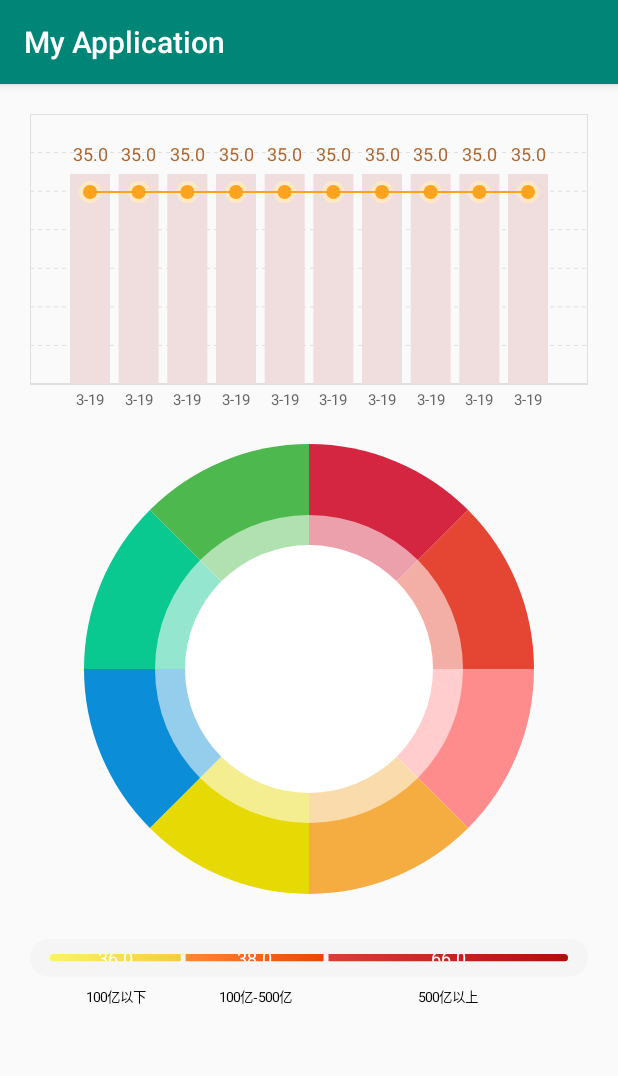
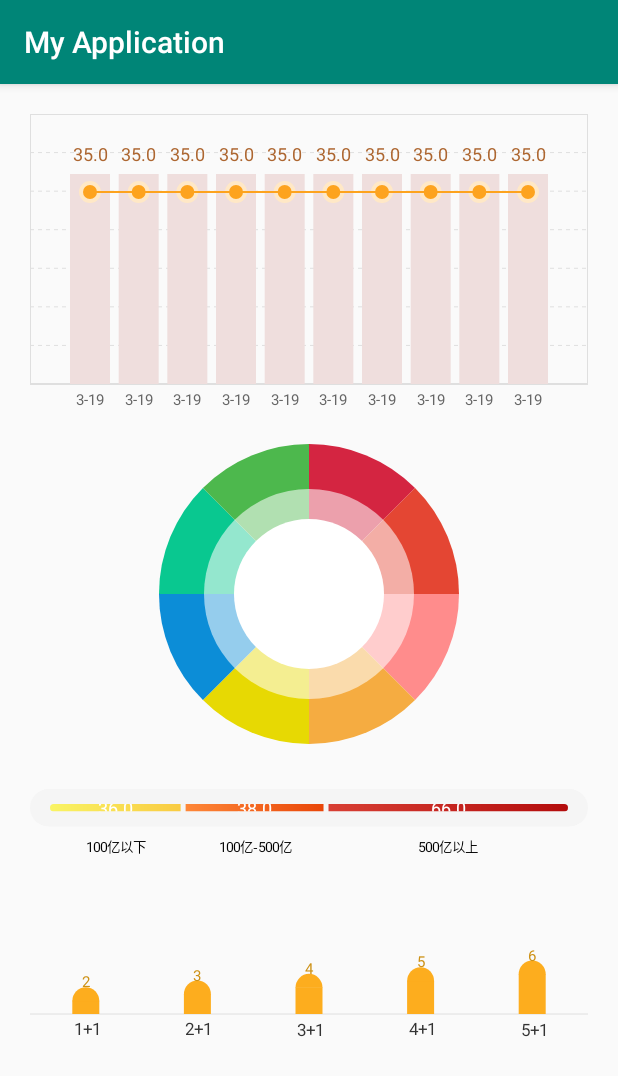
Before and after one commit to WinWang/customView, an Android app: the BarLineActivity screen opened directly, with no data from a screen before it, on a phone screen of 412 x 824 dp. Shown: the top 1076 px of the screen. Run offline under Robolectric (Android 15) with nearby library versions, the light colour scheme and no system bars.

Commit message:
提交圆角矩形柱状图代码

```diff
--- a/app/src/main/java/com/winwang/myapplication/activity/BarLineActivity.kt
+++ b/app/src/main/java/com/winwang/myapplication/activity/BarLineActivity.kt
@@ -4,6 +4,7 @@ import android.os.Bundle
 import androidx.appcompat.app.AppCompatActivity
 import com.winwang.myapplication.R
 import com.winwang.myapplication.bean.BarLineBean
+import com.winwang.myapplication.bean.EvaluteBarchartBean
 import com.winwang.myapplication.bean.PieBlockBean
 import com.winwang.myapplication.bean.StockSectionBean
 import kotlinx.android.synthetic.main.activity_bar_line.*
@@ -40,8 +41,24 @@ class BarLineActivity : AppCompatActivity() {
         }
         pieChart.setChartData(list)
 
+        /**
+         * 设置分段图标数据
+         */
         val stockSectionBean = StockSectionBean(36f, 38f, 66f, "100亿以下", "100亿-500亿", "500亿以上")
         sectionView.setSectionData(stockSectionBean)
 
+
+        /**
+         * 设置圆角柱状图数据
+         */
+
+        val barList = ArrayList<EvaluteBarchartBean>()
+        (1..5).forEach {
+            val evaluteBarchartBean = EvaluteBarchartBean(it+1, "$it+1")
+            barList.add(evaluteBarchartBean)
+        }
+        roundBarChart.setChartData(barList)
+
+
     }
 }
--- /dev/null
+++ b/app/src/main/java/com/winwang/myapplication/bean/EvaluteBarchartBean.kt
@@ -0,0 +1,10 @@
+package com.winwang.myapplication.bean
+
+/**
+ *Created by WinWang on 2021/3/26
+ *Description->
+ */
+data class EvaluteBarchartBean(
+        var value: Int,
+        var desc: String
+)
--- a/app/src/main/java/com/winwang/myapplication/utils/DrawHelper.kt
+++ b/app/src/main/java/com/winwang/myapplication/utils/DrawHelper.kt
@@ -16,7 +16,7 @@ import android.view.View
  * @param title     文字内容
  * @param paint     画笔
  */
-fun View.drawCenterText(
+fun View.drawCenterTextXY(
         canvas: Canvas?,
         left: Float,
         top: Float,
@@ -34,18 +34,38 @@ fun View.drawCenterText(
 }
 
 
-fun View.drawCenterText(canvas: Canvas?,
-                        valusText: String,
-                        x: Float,
-                        y: Float,
-                        paint: Paint
+/**
+ * xy方向都依据绘制点居中
+ */
+fun View.drawCenterTextXY(canvas: Canvas?,
+                          valusText: String,
+                          x: Float,
+                          y: Float,
+                          paint: Paint
 ) {
 
     val bounds = Rect()
     paint.getTextBounds(valusText, 0, valusText.length, bounds)
-    val offSetX = (bounds.right - bounds.left) / 2.toFloat()
-    val offSetY = (bounds.bottom - bounds.top) / 2.toFloat()
+    val offSetX = (bounds.right - bounds.left) / 2f
+    val offSetY = (bounds.bottom - bounds.top) / 2f
     canvas?.drawText(valusText, x - offSetX, y + offSetY, paint)
 
 
 }
+
+/**
+ * 只是针对X轴方向的居中绘制
+ */
+fun View.drawCenterTextX(canvas: Canvas?,
+                         valusText: String,
+                         x: Float,
+                         y: Float,
+                         paint: Paint
+) {
+    val bounds = Rect()
+    paint.getTextBounds(valusText, 0, valusText.length, bounds)
+    val offSetX = (bounds.right - bounds.left) / 2f
+    canvas?.drawText(valusText, x - offSetX, y, paint)
+
+
+}
--- a/app/src/main/java/com/winwang/myapplication/view/BarLineChart.kt
+++ b/app/src/main/java/com/winwang/myapplication/view/BarLineChart.kt
@@ -7,7 +7,7 @@ import android.view.View
 import androidx.core.content.ContextCompat
 import com.winwang.myapplication.R
 import com.winwang.myapplication.bean.BarLineBean
-import com.winwang.myapplication.utils.drawCenterText
+import com.winwang.myapplication.utils.drawCenterTextXY
 import kotlin.math.roundToInt
 
 
@@ -148,9 +148,9 @@ class BarLineChart @JvmOverloads constructor(
                 //绘制柱子
                 canvas.drawLine(leftAndRightPadding + hGap * index, mChartHeight.toFloat(), leftAndRightPadding + hGap * index, mChartHeight - gap * it.barValue, barPaint)
                 //绘制底部的文字
-                drawCenterText(canvas, it.time, leftAndRightPadding + hGap * index, mChartHeight.toFloat() + 15, textAxisPaint)
+                drawCenterTextXY(canvas, it.time, leftAndRightPadding + hGap * index, mChartHeight.toFloat() + 15, textAxisPaint)
                 //绘制柱状图的数字
-                drawCenterText(canvas, it.barValue.toString(), leftAndRightPadding + hGap * index, mChartHeight - gap * it.barValue - 20, textBarPaint)
+                drawCenterTextXY(canvas, it.barValue.toString(), leftAndRightPadding + hGap * index, mChartHeight - gap * it.barValue - 20, textBarPaint)
                 //绘制折线的圆点
                 circlePaint.color = colorCircle
                 canvas.drawCircle(leftAndRightPadding + hGap * index, mChartHeight - gap * it.lineValue, mCircleRadiusOut, circlePaint)
--- /dev/null
+++ b/app/src/main/java/com/winwang/myapplication/view/RoundBarChartView.kt
@@ -0,0 +1,130 @@
+package com.winwang.myapplication.view
+
+import android.content.Context
+import android.graphics.Canvas
+import android.graphics.Paint
+import android.graphics.RectF
+import android.util.AttributeSet
+import android.view.View
+import androidx.core.content.ContextCompat
+import com.winwang.myapplication.R
+import com.winwang.myapplication.bean.EvaluteBarchartBean
+import com.winwang.myapplication.utils.drawCenterTextX
+import com.winwang.myapplication.utils.drawCenterTextXY
+
+/**
+ *Created by WinWang on 2021/3/26
+ *Description->
+ */
+class RoundBarChartView @JvmOverloads constructor(
+        context: Context, attrs: AttributeSet? = null, defStyleAttr: Int = 0
+) : View(context, attrs, defStyleAttr) {
+
+    private var mWidth = 0f
+    private var mHeight = 0f
+    private val paintBar = Paint(Paint.ANTI_ALIAS_FLAG)  //柱状图画笔
+    private val paintText = Paint(Paint.ANTI_ALIAS_FLAG) //文字画笔
+    private val paintLine = Paint(Paint.ANTI_ALIAS_FLAG) //线条画笔
+    private lateinit var chartData: List<EvaluteBarchartBean>
+    private var barWidth = 20f //柱状图宽度
+    private var lineWidth = 2f //线条的宽度
+    private var barColor = 0 //柱状图颜色
+    private var barTextColor = 0 //柱状图文字颜色
+    private var barLineColor = 0 //柱状图线条颜色
+    private var barAxisTextColor = 0 //柱状图坐标轴颜色
+    private var barTextSize = 15f //柱状图文字大小
+    private var axisTextSize = 15f //坐标轴文字大小
+    private var bottomHeight = 30f; //底部文字的高度
+    private var topGap = 80f
+    private var barMaxValue = 0 //柱状图最大值
+
+    init {
+        initView(context, attrs)
+
+        //初始化柱状图画笔
+        paintBar.style = Paint.Style.FILL
+        paintBar.color = barColor
+        paintBar.textSize = barTextSize
+
+        //初始化线条画笔
+        paintLine.style = Paint.Style.STROKE
+        paintLine.color = barLineColor
+
+        //初始化文字画笔
+        paintText.color = barTextColor
+        paintText.textSize = barTextSize
+
+    }
+
+    private fun initView(context: Context, attrs: AttributeSet?) {
+        val obtainStyledAttributes = context.obtainStyledAttributes(attrs, R.styleable.RoundBarChartView)
+        barColor = obtainStyledAttributes.getColor(R.styleable.RoundBarChartView_roundBarColor, ContextCompat.getColor(context, R.color.COLOR_FDAD1E))
+        barTextColor = obtainStyledAttributes.getColor(R.styleable.RoundBarChartView_roundBarTextColor, ContextCompat.getColor(context, R.color.COLOR_CD9115))
+        barLineColor = obtainStyledAttributes.getColor(R.styleable.RoundBarChartView_roundBarlineColor, ContextCompat.getColor(context, R.color.BLACK))
+        barAxisTextColor = obtainStyledAttributes.getColor(R.styleable.RoundBarChartView_roundBarAxisTextColor, ContextCompat.getColor(context, R.color.BLACK))
+        barTextSize = obtainStyledAttributes.getDimension(R.styleable.RoundBarChartView_roundBarTextSize, 15f)
+        axisTextSize = obtainStyledAttributes.getDimension(R.styleable.RoundBarChartView_roundBarAxisTextSize, 15f)
+        bottomHeight = obtainStyledAttributes.getDimension(R.styleable.RoundBarChartView_roundBottomHeight, 30f)
+        barWidth = obtainStyledAttributes.getDimension(R.styleable.RoundBarChartView_roundBarWidth, 30f)
+        obtainStyledAttributes.recycle()
+    }
+
+    override fun onMeasure(widthMeasureSpec: Int, heightMeasureSpec: Int) {
+        super.onMeasure(widthMeasureSpec, heightMeasureSpec)
+        mWidth = MeasureSpec.getSize(widthMeasureSpec).toFloat()
+        mHeight = MeasureSpec.getSize(heightMeasureSpec).toFloat()
+    }
+
+    /**
+     * 设置表格数据
+     */
+    fun setChartData(data: List<EvaluteBarchartBean>) {
+        chartData = data
+        if (data.isNotEmpty()) {
+            data.forEach {
+                barMaxValue = barMaxValue.coerceAtLeast(it.value)
+            }
+        }
+    }
+
+    override fun onDraw(canvas: Canvas?) {
+        super.onDraw(canvas)
+        canvas?.run {
+            drawChart(this)
+        }
+    }
+
+    private fun drawChart(canvas: Canvas) {
+        if (chartData.isNotEmpty()) {
+            val hGap = width.toFloat() / chartData.size   //横向的间隔
+            //绘制底部横线
+            var startX = hGap / 2   //起始点X
+            var startY = height - bottomHeight  //起始点Y
+            //绘制底部横线
+            canvas.drawLine(0f, startY, width.toFloat(), startY, paintLine)
+            //Y轴的均分数据
+            val percentValue = (startY - topGap) / barMaxValue
+            chartData.forEachIndexed { index, evaluteBarchartBean ->
+                val xPosition = startX + index * hGap
+                val stopY = startY - evaluteBarchartBean.value * percentValue
+                val rectF = RectF(xPosition - barWidth / 2, startY, xPosition + barWidth / 2, stopY)
+                //绘制柱子
+                canvas.drawRect(rectF, paintBar)
+                //绘制半圆帽子
+                val rectFRound = RectF(xPosition - barWidth / 2, stopY - barWidth / 2, xPosition + barWidth / 2, stopY + barWidth / 2 + 1)
+                canvas.drawArc(rectFRound, -180f, 180f, true, paintBar)
+
+                //绘制柱状图数据
+                paintText.color = barTextColor
+                paintText.textSize = barTextSize
+                drawCenterTextX(canvas, "${evaluteBarchartBean.value}", xPosition, stopY - barWidth / 2, paintText)
+                //绘制坐标轴文字
+                paintText.color = barAxisTextColor
+                paintText.textSize = axisTextSize
+                drawCenterTextXY(canvas, evaluteBarchartBean.desc, xPosition, startY + bottomHeight / 2, paintText)
+            }
+        }
+    }
+
+
+}
--- a/app/src/main/java/com/winwang/myapplication/view/SectionView.kt
+++ b/app/src/main/java/com/winwang/myapplication/view/SectionView.kt
@@ -7,7 +7,7 @@ import android.view.View
 import androidx.core.content.ContextCompat
 import com.winwang.myapplication.R
 import com.winwang.myapplication.bean.StockSectionBean
-import com.winwang.myapplication.utils.drawCenterText
+import com.winwang.myapplication.utils.drawCenterTextXY
 
 /**
  *Created by WinWang on 2021/3/25
@@ -117,7 +117,7 @@ class SectionView @JvmOverloads constructor(
         val middleHeight = sectionHeight / 2
         val middleHeightBottom = sectionHeight + sectionHeight / 2 //底部描述文字的位置
 //        drawCenterText(canvas, "${it.firstLevel}", middleOne, middleHeight, paintText) //绘制柱子里面的数据1
-        drawCenterText(canvas, it.firstName, middleOne, middleHeightBottom, paintText)
+        drawCenterTextXY(canvas, it.firstName, middleOne, middleHeightBottom, paintText)
 
         //绘制中间
         val rectFTwo = RectF(leftSection + percentOne + gap, topSection, leftSection + percentOne + gap + percentTwo, bottomSection)
@@ -129,7 +129,7 @@ class SectionView @JvmOverloads constructor(
         //绘制文字
         val middleTwo = leftSection + rectFOne.width() + gap + rectFTwo.width() / 2
 //        drawCenterText(canvas, "${it.secondLevel}", middleTwo, middleHeight, paintText) //绘制柱子里面的数据2
-        drawCenterText(canvas, it.secondName, middleTwo, middleHeightBottom, paintText)
+        drawCenterTextXY(canvas, it.secondName, middleTwo, middleHeightBottom, paintText)
 
         //绘制右边
         val rectFThree = RectF(leftSection + percentOne + percentTwo + gap * 2, topSection, leftSection + percentOne + percentTwo + percentThree + gap * 2, bottomSection)
@@ -141,20 +141,20 @@ class SectionView @JvmOverloads constructor(
         //绘制文字
         val middleThree = leftSection + rectFOne.width() + gap * 2 + rectFTwo.width() + rectFThree.width() / 2
 //        drawCenterText(canvas, "${it.thirdLevel}", middleThree, middleHeight, paintText)  //绘制柱子里面的数据3
-        drawCenterText(canvas, it.thirdName, middleThree, middleHeightBottom, paintText)
+        drawCenterTextXY(canvas, it.thirdName, middleThree, middleHeightBottom, paintText)
 
         canvas.clipPath(pathSection) //裁剪
         paintText.color = textInColor  //设置文字颜色
         paintText.textSize = textSize  //设置文字字体大小
         paintSection.shader = linearGradient1
         canvas.drawRect(rectFOne, paintSection)
-        drawCenterText(canvas, "${it.firstLevel}", middleOne, middleHeight, paintText) //绘制柱子里面的数据1
+        drawCenterTextXY(canvas, "${it.firstLevel}", middleOne, middleHeight, paintText) //绘制柱子里面的数据1
         paintSection.shader = linearGradient2
         canvas.drawRect(rectFTwo, paintSection)
-        drawCenterText(canvas, "${it.secondLevel}", middleTwo, middleHeight, paintText) //绘制柱子里面的数据2
+        drawCenterTextXY(canvas, "${it.secondLevel}", middleTwo, middleHeight, paintText) //绘制柱子里面的数据2
         paintSection.shader = linearGradient3
         canvas.drawRect(rectFThree, paintSection)
-        drawCenterText(canvas, "${it.thirdLevel}", middleThree, middleHeight, paintText)  //绘制柱子里面的数据3
+        drawCenterTextXY(canvas, "${it.thirdLevel}", middleThree, middleHeight, paintText)  //绘制柱子里面的数据3
     }
 
 
--- a/app/src/main/res/layout/activity_bar_line.xml
+++ b/app/src/main/res/layout/activity_bar_line.xml
@@ -30,10 +30,9 @@
 
             <com.winwang.myapplication.view.CirclePieView
                 android:id="@+id/pieChart"
-                android:layout_width="300dp"
-                android:layout_height="300dp"
+                android:layout_width="200dp"
+                android:layout_height="200dp"
                 android:layout_gravity="center" />
-
 
             <com.winwang.myapplication.view.SectionView
                 android:id="@+id/sectionView"
@@ -45,6 +44,18 @@
                 app:sectionInTextSize="12dp"
                 app:sectionOutTextSize="9dp" />
 
+            <com.winwang.myapplication.view.RoundBarChartView
+                android:id="@+id/roundBarChart"
+                android:layout_width="match_parent"
+                android:layout_height="100dp"
+                android:layout_marginHorizontal="20dp"
+                android:layout_marginTop="20dp"
+                app:roundBarAxisTextColor="#333"
+                app:roundBarAxisTextSize="11dp"
+                app:roundBarTextSize="10dp"
+                app:roundBarWidth="18dp"
+                app:roundBarlineColor="#dfdfdf" />
+
 
         </LinearLayout>
 
--- a/app/src/main/res/values/attrs.xml
+++ b/app/src/main/res/values/attrs.xml
@@ -77,5 +77,17 @@
         <attr name="gapWidth" format="float" />
     </declare-styleable>
 
+    <!--    自定义圆头柱状图View-->
+    <declare-styleable name="RoundBarChartView">
+        <attr name="roundBarColor" format="color" />
+        <attr name="roundBarTextColor" format="color" />
+        <attr name="roundBarlineColor" format="color" />
+        <attr name="roundBarAxisTextColor" format="color" />
+        <attr name="roundBarTextSize" format="dimension" />
+        <attr name="roundBarAxisTextSize" format="dimension" />
+        <attr name="roundBottomHeight" format="dimension" />
+        <attr name="roundBarWidth" format="dimension" />
+    </declare-styleable>
+
 
 </resources>
--- a/app/src/main/res/values/colors.xml
+++ b/app/src/main/res/values/colors.xml
@@ -40,4 +40,8 @@
     <color name="COLOR_B30C0C">#B30C0C</color>
 
 
+    <!--    圆头柱状图颜色-->
+    <color name="COLOR_CD9115">#CD9115</color>
+    <color name="COLOR_FDAD1E">#FDAD1E</color>
+
 </resources>
```
